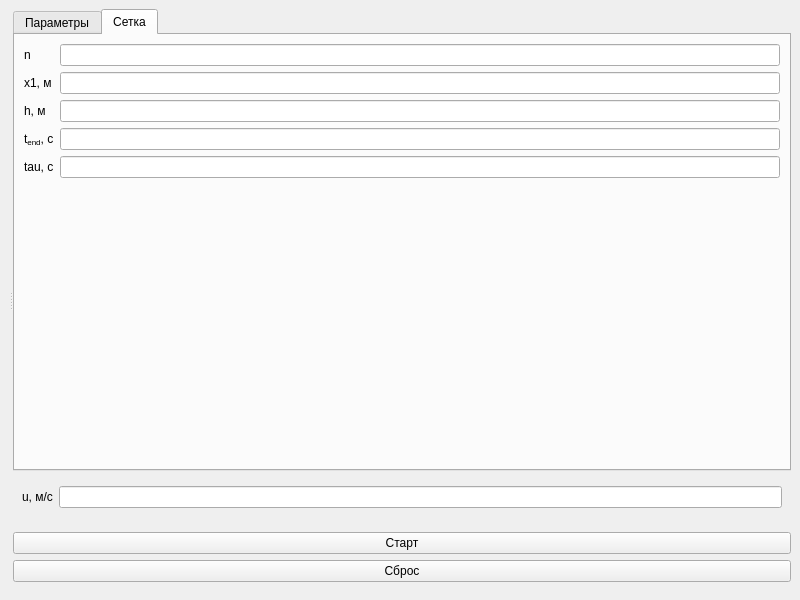
First picture: the form in GUI/burn_problem.ui, repository gnwgnw/BurnProblem, before the edit.
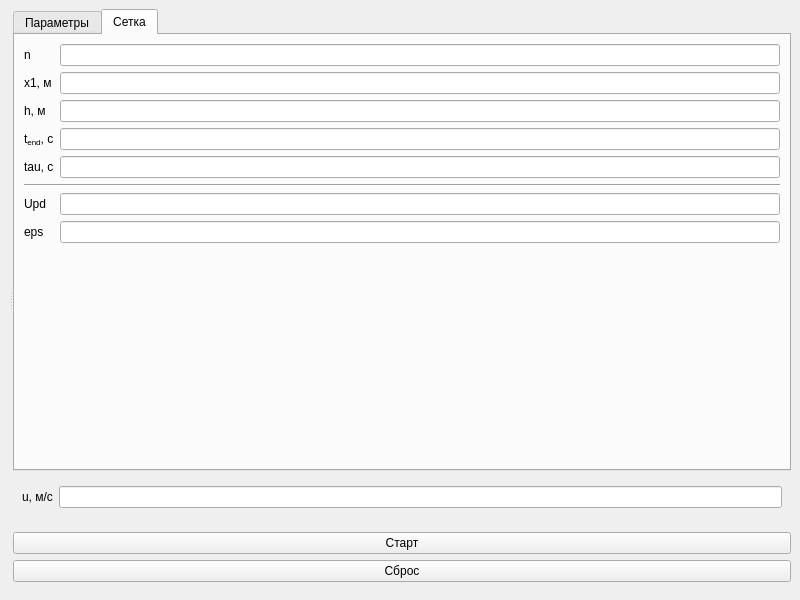
Second picture: the form after the edit.

```diff
--- a/GUI/burn_problem.ui
+++ b/GUI/burn_problem.ui
@@ -232,6 +232,33 @@
             <item row="4" column="1">
              <widget class="QLineEdit" name="edit_tau"/>
             </item>
+            <item row="6" column="0">
+             <widget class="QLabel" name="label_4">
+              <property name="text">
+               <string>Upd</string>
+              </property>
+             </widget>
+            </item>
+            <item row="6" column="1">
+             <widget class="QLineEdit" name="edit_update_period"/>
+            </item>
+            <item row="7" column="0">
+             <widget class="QLabel" name="label_5">
+              <property name="text">
+               <string>eps</string>
+              </property>
+             </widget>
+            </item>
+            <item row="7" column="1">
+             <widget class="QLineEdit" name="edit_eps_u"/>
+            </item>
+            <item row="5" column="0" colspan="2">
+             <widget class="Line" name="line">
+              <property name="orientation">
+               <enum>Qt::Horizontal</enum>
+              </property>
+             </widget>
+            </item>
            </layout>
           </widget>
          </widget>
```
Left out of the diff: 24 changed lines with no effect on the pictures.
